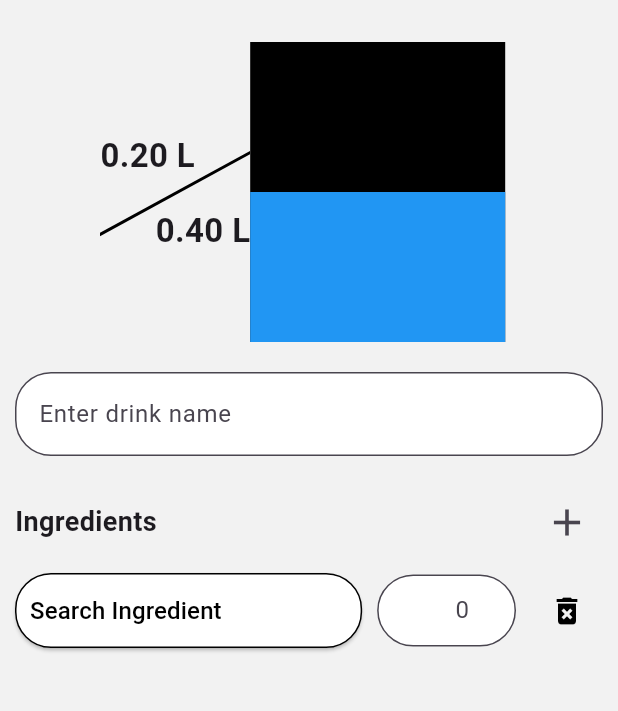
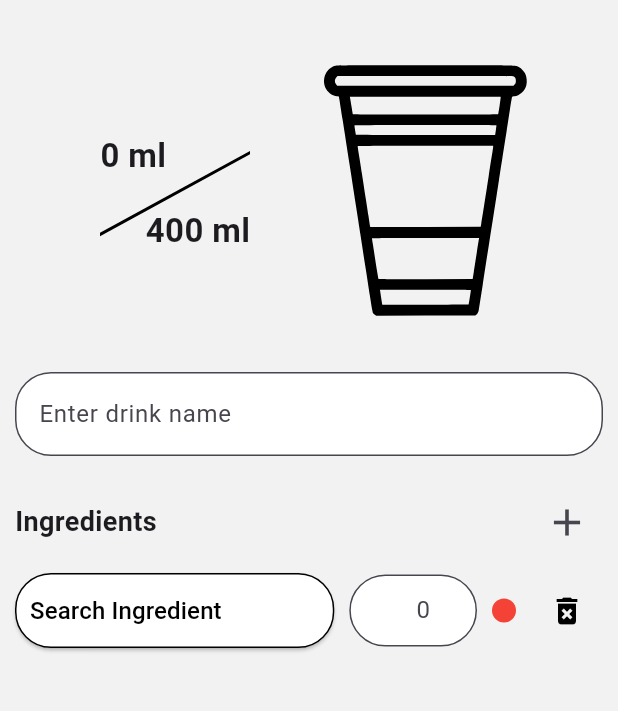
Before and after one commit to mingo-git/Smartender, a Flutter app: the CreateDrinkScreen screen opened directly, after a tap on the "add" icon, on a phone screen of 412 x 824 dp, the part 72-783 px from its top. Run offline on Flutter 3.47's test engine with Material 3 defaults, Android fonts, the phone set to English and light mode, and no system bars; our stand-ins replace flutter_dotenv, flutter_secure_storage, flutter_svg, google_nav_bar, google_sign_in, shared_preferences and 1 more; accounts and stored records are empty.

Commit message:
Add Recipe works

```diff
--- /dev/null
+++ b/App/smartender_flutter_app/lib/components/cup_display.dart
@@ -0,0 +1,72 @@
+import 'package:flutter/material.dart';
+import 'package:flutter_svg/flutter_svg.dart';
+
+class CupDisplay extends StatelessWidget {
+  final double currentAmount; // Aktuelle Füllmenge
+  final double maxCapacity; // Maximale Kapazität
+
+  const CupDisplay({
+    Key? key,
+    required this.currentAmount,
+    required this.maxCapacity,
+  }) : super(key: key);
+
+  @override
+  Widget build(BuildContext context) {
+    // Verhältnis der aktuellen Füllmenge zur maximalen Kapazität
+    double fillPercentage = (currentAmount / maxCapacity).clamp(0.0, 1.0);
+
+    return Stack(
+      alignment: Alignment.bottomCenter,
+      children: [
+        // Dynamisches Trapez für die Füllung (im Hintergrund)
+        Positioned(
+          bottom: 10, // Abstand vom unteren Rand
+          child: ClipPath(
+            clipper: TrapezoidClipper(fillPercentage: fillPercentage),
+            child: Container(
+              width: 140, // Fixierte Breite des Trapezes
+              height: 190, // Fixierte Höhe des Trapezes
+              color: Colors.blue,
+            ),
+          ),
+        ),
+        // Der Cup (SVG-Datei, im Vordergrund)
+        SvgPicture.asset(
+          'lib/images/cup.svg',
+          width: 170,
+          height: 200,
+          fit: BoxFit.contain,
+        ),
+      ],
+    );
+  }
+}
+
+class TrapezoidClipper extends CustomClipper<Path> {
+  final double fillPercentage;
+
+  TrapezoidClipper({required this.fillPercentage});
+
+  @override
+  Path getClip(Size size) {
+    Path path = Path();
+    double bottomInset = size.width * 0.25; // Fixierte Breite unten
+    double topInset = size.width * 0.1; // Fixierte Breite oben
+    double totalHeight = size.height * fillPercentage; // Dynamische Höhe des Trapezes
+    double topHeight = size.height - totalHeight; // Dynamische Position oben
+
+    path.moveTo(bottomInset, size.height); // Start unten links
+    path.lineTo(size.width - bottomInset, size.height); // Unten rechts
+    path.lineTo(size.width - topInset, topHeight); // Oben rechts
+    path.lineTo(topInset, topHeight); // Oben links
+    path.close();
+
+    return path;
+  }
+
+  @override
+  bool shouldReclip(covariant CustomClipper<Path> oldClipper) {
+    return true; // Neuberechnung, wenn sich die Füllmenge ändert
+  }
+}
--- a/App/smartender_flutter_app/lib/components/liter_display.dart
+++ b/App/smartender_flutter_app/lib/components/liter_display.dart
@@ -18,12 +18,12 @@ class LiterDisplay extends StatelessWidget {
       child: Stack(
         alignment: Alignment.center,
         children: [
-          // Oberer Text (z. B. 0,20 L)
+          // Oberer Text (z. B. 200 ml)
           Positioned(
             top: 0,
             left: 0,
             child: Text(
-              "${currentAmount.toStringAsFixed(2)} L",
+              "${currentAmount.toInt()} ml", // Ganze Zahl ohne Nachkommastellen
               style: const TextStyle(
                 fontSize: 22,
                 fontWeight: FontWeight.bold,
@@ -42,12 +42,12 @@ class LiterDisplay extends StatelessWidget {
               ),
             ),
           ),
-          // Unterer Text (z. B. 0,40 L)
+          // Unterer Text (z. B. 400 ml)
           Positioned(
             top: 50,
             right: 0,
             child: Text(
-              "${maxCapacity.toStringAsFixed(2)} L",
+              "${maxCapacity.toInt()} ml", // Ganze Zahl ohne Nachkommastellen
               style: const TextStyle(
                 fontSize: 22,
                 fontWeight: FontWeight.bold,
--- a/App/smartender_flutter_app/lib/main.dart
+++ b/App/smartender_flutter_app/lib/main.dart
@@ -30,7 +30,7 @@ class MyApp extends StatelessWidget {
           create: (context) => CocktailCard(),
         ),
         Provider<DrinkService>(
-          create: (_) => DrinkService(baseUrl: baseUrl),
+          create: (_) => DrinkService(),
         ),
       ],
       child: MaterialApp(
--- a/App/smartender_flutter_app/lib/screens/homesceens/settingsscreens/create_drink_screen.dart
+++ b/App/smartender_flutter_app/lib/screens/homesceens/settingsscreens/create_drink_screen.dart
@@ -1,4 +1,5 @@
 import 'package:flutter/material.dart';
+import '../../../components/cup_display.dart';
 import '../../../components/my_togglebutton.dart';
 import '../../../components/liter_display.dart';
 import '../../../config/constants.dart';
@@ -17,16 +18,32 @@ class _CreateDrinkScreenState extends State<CreateDrinkScreen> {
   double filledAmount = 200; // In Millilitern
   final TextEditingController drinkNameController = TextEditingController();
   final List<Map<String, dynamic>> ingredients = [];
-  final RecipeService recipeService = RecipeService(baseUrl: 'http://your-api-url.com');
+  final RecipeService recipeService = RecipeService();
+
+  @override
+  void initState() {
+    super.initState();
+    drinkNameController.addListener(() {
+      setState(() {}); // Aktualisiere den Zustand, wenn sich der Name ändert
+    });
+  }
+
+  @override
+  void dispose() {
+    drinkNameController.removeListener(() {});
+    drinkNameController.dispose();
+    super.dispose();
+  }
 
   void _addIngredientField() {
     if (ingredients.length < 11) {
       setState(() {
         ingredients.add({
-          "ingredient": null,
+          "id": null,
+          "name": null,
           "quantity": 0.0,
-          "color": Colors.primaries[ingredients.length % Colors.primaries.length],
         });
+        _updateIngredientColors();
       });
     } else {
       ScaffoldMessenger.of(context).showSnackBar(
@@ -41,7 +58,14 @@ class _CreateDrinkScreenState extends State<CreateDrinkScreen> {
   void _deleteIngredientField(int index) {
     setState(() {
       ingredients.removeAt(index);
+      _updateIngredientColors(); // Aktualisiere Farben
     });
+  }
+
+  void _updateIngredientColors() {
+    for (int i = 0; i < ingredients.length; i++) {
+      ingredients[i]["color"] = Colors.primaries[i % Colors.primaries.length];
+    }
   }
 
   void _openIngredientPopup(int index) async {
@@ -50,7 +74,8 @@ class _CreateDrinkScreenState extends State<CreateDrinkScreen> {
       builder: (context) => IngredientPopup(
         onIngredientSelected: (ingredient) {
           setState(() {
-            ingredients[index]["ingredient"] = ingredient;
+            ingredients[index]["id"] = ingredient["drink_id"];
+            ingredients[index]["name"] = ingredient["drink_name"];
           });
         },
       ),
@@ -60,38 +85,101 @@ class _CreateDrinkScreenState extends State<CreateDrinkScreen> {
   void _saveRecipe() async {
     String recipeName = drinkNameController.text.trim();
     List<Map<String, dynamic>> recipeIngredients = ingredients
-        .where((ingredient) => ingredient["ingredient"] != null && ingredient["quantity"] > 0)
+        .where((ingredient) => ingredient["id"] != null && ingredient["quantity"] > 0)
         .map((ingredient) => {
-      "ingredient": ingredient["ingredient"],
+      "id": ingredient["id"],
       "quantity": ingredient["quantity"],
     })
         .toList();
 
     bool success = await recipeService.addRecipe(recipeName, recipeIngredients);
+
     if (success) {
-      print("Recipe saved successfully!");
+      if (context.mounted) {
+        ScaffoldMessenger.of(context).showSnackBar(
+          SnackBar(
+            content: const Text("Recipe saved successfully!"),
+            backgroundColor: Colors.green,
+            duration: const Duration(seconds: 2),
+          ),
+        );
+        Future.delayed(const Duration(seconds: 2), () {
           Navigator.of(context).pop();
+        });
+      }
     } else {
-      print("Failed to save recipe.");
+      if (context.mounted) {
+        ScaffoldMessenger.of(context).showSnackBar(
+          SnackBar(
+            content: const Text("Failed to save recipe. Please try again."),
+            backgroundColor: Colors.red,
+            duration: const Duration(seconds: 3),
+          ),
+        );
+      }
     }
   }
 
   bool _canSaveDrink() {
     return drinkNameController.text.trim().isNotEmpty &&
         ingredients.any((ingredient) =>
-        ingredient["ingredient"] != null && ingredient["quantity"] > 0);
+        ingredient["id"] != null && ingredient["quantity"] > 0);
   }
+
+  Future<bool> _confirmDiscardChanges() async {
+    return await showDialog<bool>(
+      context: context,
+      builder: (context) => AlertDialog(
+        title: const Text("Discard Changes?"),
+        content: const Text(
+            "You have unsaved changes. Do you really want to discard them?"),
+        actions: [
+          TextButton(
+            onPressed: () => Navigator.of(context).pop(false),
+            child: const Text("Cancel"),
+          ),
+          TextButton(
+            onPressed: () => Navigator.of(context).pop(true),
+            child: const Text("Discard"),
+          ),
+        ],
+      ),
+    ) ??
+        false;
+  }
+
+  double _calculateFilledAmount() {
+    return ingredients.fold<double>(
+      0.0,
+          (sum, ingredient) => sum + (ingredient["quantity"] ?? 0.0),
+    );
+  }
+
 
   @override
   Widget build(BuildContext context) {
-    return Scaffold(
+    return WillPopScope(
+      onWillPop: () async {
+        if (_canSaveDrink()) {
+          return await _confirmDiscardChanges();
+        }
+        return true;
+      },
+      child: Scaffold(
         backgroundColor: backgroundColor,
         appBar: AppBar(
           backgroundColor: backgroundColor,
           elevation: 0,
           leading: IconButton(
             icon: const Icon(Icons.arrow_back, size: 35),
-          onPressed: () => Navigator.of(context).pop(),
+            onPressed: () async {
+              if (_canSaveDrink()) {
+                bool discard = await _confirmDiscardChanges();
+                if (discard) Navigator.of(context).pop();
+              } else {
+                Navigator.of(context).pop();
+              }
+            },
           ),
           title: const Text(
             "Create Drink",
@@ -122,34 +210,22 @@ class _CreateDrinkScreenState extends State<CreateDrinkScreen> {
                     child: Align(
                       alignment: Alignment.centerRight,
                       child: LiterDisplay(
-                      currentAmount: filledAmount / 1000, // Anzeige in Litern
-                      maxCapacity: 0.4,
+                        currentAmount: _calculateFilledAmount(),
+                        maxCapacity: 400,
                       ),
                     ),
                   ),
                   Expanded(
                     flex: 6,
-                  child: Stack(
-                    alignment: Alignment.bottomLeft,
-                    children: [
-                      Container(
-                        color: Colors.black,
-                        width: 170,
-                        height: 200,
-                      ),
-                      Positioned(
-                        bottom: 0,
-                        child: Container(
-                          width: 170,
-                          height: (filledAmount / 400) * 200, // maxCapacity in ml
-                          color: Colors.blue,
+                    child: CupDisplay(
+                      currentAmount: _calculateFilledAmount(), // Dynamische Füllmenge
+                      maxCapacity: 400, // Maximale Kapazität
                     ),
                   ),
                 ],
               ),
-                ),
-              ],
-            ),
+
+
               const SizedBox(height: 20),
               TextField(
                 controller: drinkNameController,
@@ -203,7 +279,7 @@ class _CreateDrinkScreenState extends State<CreateDrinkScreen> {
                             child: Align(
                               alignment: Alignment.centerLeft,
                               child: Text(
-                              ingredient["ingredient"] ?? "Search Ingredient",
+                                ingredient["name"] ?? "Search Ingredient",
                                 style: const TextStyle(
                                   fontSize: 16,
                                   color: Colors.black,
@@ -244,6 +320,15 @@ class _CreateDrinkScreenState extends State<CreateDrinkScreen> {
                         ),
                       ),
                       const SizedBox(width: 10),
+                      Container(
+                        width: 16,
+                        height: 16,
+                        decoration: BoxDecoration(
+                          shape: BoxShape.circle,
+                          color: ingredient["color"],
+                        ),
+                      ),
+                      const SizedBox(width: 10),
                       IconButton(
                         icon: const Icon(Icons.delete_forever, color: Colors.black),
                         onPressed: () => _deleteIngredientField(index),
@@ -276,6 +361,7 @@ class _CreateDrinkScreenState extends State<CreateDrinkScreen> {
             ],
           ),
         ),
+      ),
     );
   }
 }
```
Also changed, not shown: App/smartender_flutter_app/lib/components/ingredient_popup.dart (+10 -9 lines), App/smartender_flutter_app/lib/services/drink_service.dart (+9 -13 lines), App/smartender_flutter_app/lib/services/recipe_service.dart (+116 -8 lines). Lines whose indentation alone changed are shown as unchanged.
